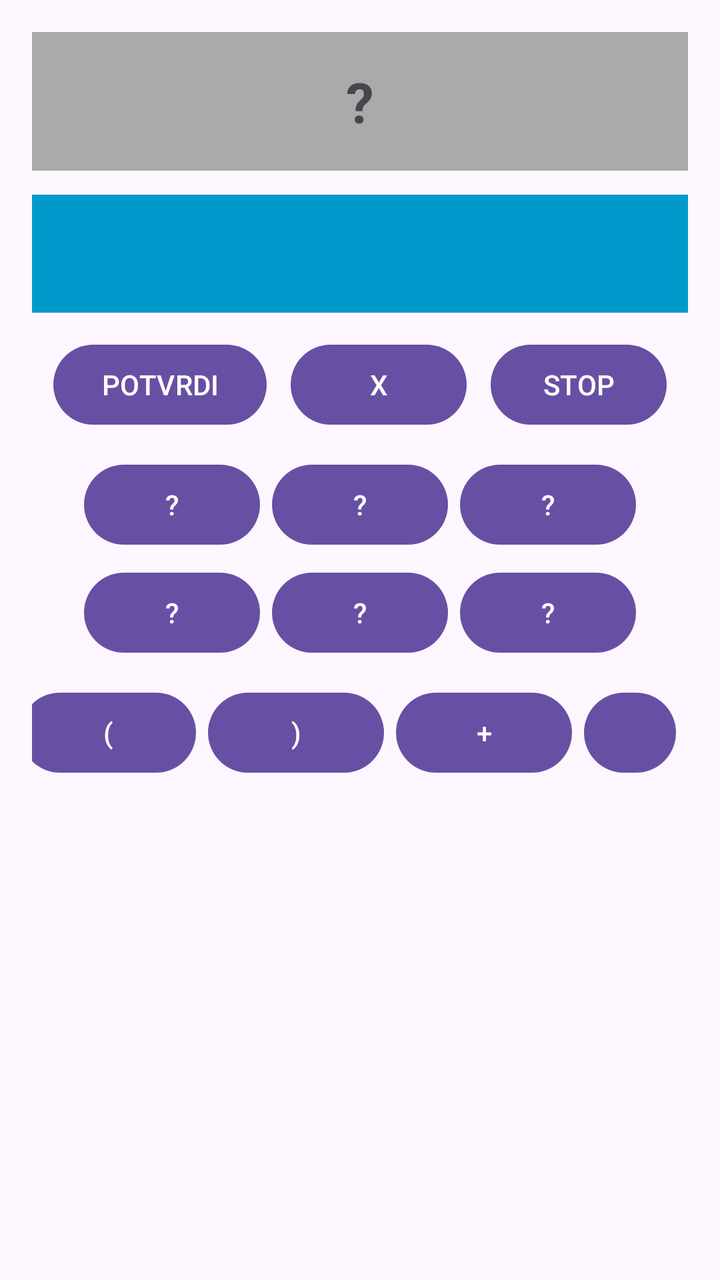
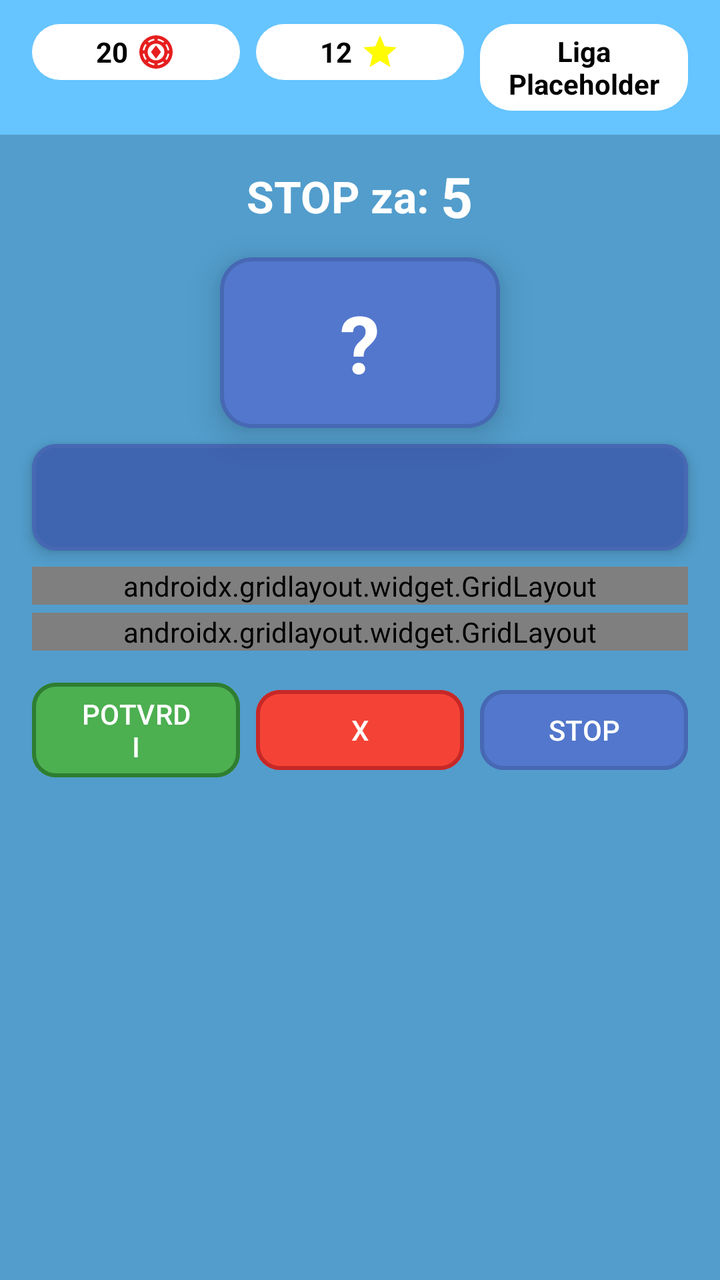

Two renders of the same Android screen: before a commit and after it. Below are the layout's source before the change and the commit's diff.
<!-- AndroidManifest.xml: application theme Theme.Slagalica -->
<!-- res/layout/activity_numbers_game.xml -->
<?xml version="1.0" encoding="utf-8"?>
<LinearLayout xmlns:android="http://schemas.android.com/apk/res/android"
    xmlns:app="http://schemas.android.com/apk/res-auto"
    android:id="@+id/numbers_game_root"
    android:layout_width="match_parent"
    android:layout_height="match_parent"
    android:orientation="vertical"
    android:padding="16dp">

    <TextView
        android:id="@+id/targetTextView"
        android:layout_width="match_parent"
        android:layout_height="wrap_content"
        android:padding="16dp"
        android:text="?"
        android:textSize="28sp"
        android:textStyle="bold"
        android:gravity="center"
        android:background="@android:color/darker_gray"
        android:layout_marginBottom="12dp"/>

    <TextView
        android:id="@+id/expressionTextView"
        android:layout_width="match_parent"
        android:layout_height="wrap_content"
        android:padding="16dp"
        android:text=""
        android:textSize="20sp"
        android:background="@android:color/holo_blue_dark"
        android:textColor="@android:color/white"
        android:layout_marginBottom="12dp" />

    <LinearLayout
        android:layout_width="match_parent"
        android:layout_height="wrap_content"
        android:orientation="horizontal"
        android:gravity="center"
        android:layout_marginBottom="12dp">

        <Button
            android:id="@+id/confirmButton"
            android:layout_width="wrap_content"
            android:layout_height="wrap_content"
            android:text="POTVRDI" />

        <Button
            android:id="@+id/clearButton"
            android:layout_width="wrap_content"
            android:layout_height="wrap_content"
            android:text="X"
            android:layout_marginStart="12dp" />

        <Button
            android:id="@+id/stopButton"
            android:layout_width="wrap_content"
            android:layout_height="wrap_content"
            android:text="STOP"
            android:layout_marginStart="12dp" />
    </LinearLayout>

    
    <LinearLayout
        android:layout_width="match_parent"
        android:layout_height="wrap_content"
        android:orientation="horizontal"
        android:gravity="center">

        <Button android:id="@+id/numButton1" style="@style/Widget.Material3.Button" android:layout_width="wrap_content" android:layout_height="wrap_content" android:text="?" />
        <Button android:id="@+id/numButton2" style="@style/Widget.Material3.Button" android:layout_width="wrap_content" android:layout_height="wrap_content" android:text="?" android:layout_marginStart="6dp"/>
        <Button android:id="@+id/numButton3" style="@style/Widget.Material3.Button" android:layout_width="wrap_content" android:layout_height="wrap_content" android:text="?" android:layout_marginStart="6dp"/>
    </LinearLayout>

    <LinearLayout
        android:layout_width="match_parent"
        android:layout_height="wrap_content"
        android:orientation="horizontal"
        android:gravity="center"
        android:layout_marginTop="6dp"
        android:layout_marginBottom="12dp">

        <Button android:id="@+id/numButton4" style="@style/Widget.Material3.Button" android:layout_width="wrap_content" android:layout_height="wrap_content" android:text="?" />
        <Button android:id="@+id/numButton5" style="@style/Widget.Material3.Button" android:layout_width="wrap_content" android:layout_height="wrap_content" android:text="?" android:layout_marginStart="6dp"/>
        <Button android:id="@+id/numButton6" style="@style/Widget.Material3.Button" android:layout_width="wrap_content" android:layout_height="wrap_content" android:text="?" android:layout_marginStart="6dp"/>
    </LinearLayout>

    
    <LinearLayout
        android:layout_width="match_parent"
        android:layout_height="wrap_content"
        android:orientation="horizontal"
        android:gravity="center">

        <Button android:id="@+id/btnOpen" android:layout_width="wrap_content" android:layout_height="wrap_content" android:text="(" />
        <Button android:id="@+id/btnClose" android:layout_width="wrap_content" android:layout_height="wrap_content" android:text=")" android:layout_marginStart="6dp"/>
        <Button android:id="@+id/btnPlus" android:layout_width="wrap_content" android:layout_height="wrap_content" android:text="+" android:layout_marginStart="6dp"/>
        <Button android:id="@+id/btnMinus" android:layout_width="wrap_content" android:layout_height="wrap_content" android:text="-" android:layout_marginStart="6dp"/>
        <Button android:id="@+id/btnMultiply" android:layout_width="wrap_content" android:layout_height="wrap_content" android:text="*" android:layout_marginStart="6dp"/>
        <Button android:id="@+id/btnDivide" android:layout_width="wrap_content" android:layout_height="wrap_content" android:text=":" android:layout_marginStart="6dp"/>
    </LinearLayout>
</LinearLayout>
<!-- resources referenced by this layout -->
<resources>
  <style name="Theme.Slagalica" parent="Base.Theme.Slagalica" />
  <style name="Base.Theme.Slagalica" parent="Theme.Material3.DayNight.NoActionBar">
          
          
      </style>
</resources>

<!-- the commit's change to res/layout/activity_numbers_game.xml (unified diff, before → after) -->
@@ -1,100 +1,433 @@
+<?xml version="1.0" encoding="utf-8"?>
+<androidx.constraintlayout.widget.ConstraintLayout
+    xmlns:android="http://schemas.android.com/apk/res/android"
+    xmlns:app="http://schemas.android.com/apk/res-auto"
+    android:id="@+id/main"
+    android:layout_width="match_parent"
+    android:layout_height="match_parent"
+    android:background="#529dcc">
+
+    <LinearLayout
+        android:layout_width="match_parent"
+        android:layout_height="match_parent"
+        android:orientation="vertical">
+
+        <include layout="@layout/top_bar" />
+
+        
+        <LinearLayout
+            android:id="@+id/stopTimerRow"
+            android:layout_width="match_parent"
+            android:layout_height="wrap_content"
+            android:orientation="horizontal"
+            android:gravity="center"
+            android:paddingTop="12dp"
+            android:paddingBottom="4dp">
+
+            <TextView
+                android:layout_width="wrap_content"
+                android:layout_height="wrap_content"
+                android:text="STOP za: "
+                android:textColor="@android:color/white"
+                android:textSize="22sp"
+                android:textStyle="bold" />
+
+            <TextView
+                android:id="@+id/stopTimerTextView"
+                android:layout_width="wrap_content"
+                android:layout_height="wrap_content"
+                android:text="5"
+                android:textColor="@android:color/white"
+                android:textSize="28sp"
+                android:textStyle="bold" />
+        </LinearLayout>
+
+        
+        <com.google.android.material.card.MaterialCardView
+            android:layout_width="wrap_content"
+            android:layout_height="wrap_content"
+            android:layout_gravity="center_horizontal"
+            android:layout_marginStart="16dp"
+            android:layout_marginEnd="16dp"
+            android:layout_marginTop="8dp"
+            android:layout_marginBottom="8dp"
+            app:cardCornerRadius="16dp"
+            app:cardElevation="10dp"
+            app:strokeColor="@color/button_default_border"
+            app:strokeWidth="2dp"
+            app:cardBackgroundColor="@color/button_default_color">
+
+            <TextView
+                android:id="@+id/targetTextView"
+                android:layout_width="wrap_content"
+                android:layout_height="wrap_content"
+                android:minWidth="140dp"
+                android:padding="16dp"
+                android:text="@string/question_mark"
+                android:textSize="40sp"
+                android:textStyle="bold"
+                android:gravity="center"
+                android:textColor="@color/white" />
+        </com.google.android.material.card.MaterialCardView>
+
+        
+        <com.google.android.material.card.MaterialCardView
+            android:layout_width="match_parent"
+            android:layout_height="wrap_content"
+            android:layout_marginStart="16dp"
+            android:layout_marginEnd="16dp"
+            android:layout_marginBottom="8dp"
+            app:cardCornerRadius="12dp"
+            app:cardElevation="4dp"
+            app:strokeColor="@color/button_default_border"
+            app:strokeWidth="2dp"
+            app:cardBackgroundColor="@color/button_selected_color">
+
+            <TextView
+                android:id="@+id/expressionTextView"
+                android:layout_width="match_parent"
+                android:layout_height="wrap_content"
+                android:minHeight="52dp"
+                android:padding="12dp"
+                android:text=""
+                android:textSize="22sp"
+                android:textColor="@color/white"
+                android:gravity="center_vertical" />
+        </com.google.android.material.card.MaterialCardView>
+
+        
+        <androidx.gridlayout.widget.GridLayout
+            android:layout_width="match_parent"
+            android:layout_height="wrap_content"
+            android:layout_marginStart="16dp"
+            android:layout_marginEnd="16dp"
+            android:layout_marginBottom="4dp"
+            app:columnCount="3"
+            app:rowCount="2"
+            app:alignmentMode="alignMargins"
+            app:useDefaultMargins="true">
+
+            <com.google.android.material.button.MaterialButton
+                android:id="@+id/numButton1"
+                android:layout_width="0dp"
+                android:layout_height="wrap_content"
+                app:layout_columnWeight="1"
+                android:minHeight="60dp"
+                app:cornerRadius="12dp"
+                android:elevation="8dp"
+                android:textColor="@color/white"
+                android:backgroundTint="@color/button_default_color"
+                app:strokeWidth="2dp"
+                app:strokeColor="@color/button_default_border"
+                android:text="@string/question_mark" />
+
+            <com.google.android.material.button.MaterialButton
+                android:id="@+id/numButton2"
+                android:layout_width="0dp"
+                android:layout_height="wrap_content"
+                app:layout_columnWeight="1"
+                android:minHeight="60dp"
+                app:cornerRadius="12dp"
+                android:elevation="8dp"
+                android:textColor="@color/white"
+                android:backgroundTint="@color/button_default_color"
+                app:strokeWidth="2dp"
+                app:strokeColor="@color/button_default_border"
+                android:text="@string/question_mark" />
+
+            <com.google.android.material.button.MaterialButton
+                android:id="@+id/numButton3"
+                android:layout_width="0dp"
+                android:layout_height="wrap_content"
+                app:layout_columnWeight="1"
+                android:minHeight="60dp"
+                app:cornerRadius="12dp"
+                android:elevation="8dp"
+                android:textColor="@color/white"
+                android:backgroundTint="@color/button_default_color"
+                app:strokeWidth="2dp"
+                app:strokeColor="@color/button_default_border"
+                android:text="@string/question_mark" />
+
+            <com.google.android.material.button.MaterialButton
+                android:id="@+id/numButton4"
+                android:layout_width="0dp"
+                android:layout_height="wrap_content"
+                app:layout_columnWeight="1"
+                android:minHeight="60dp"
+                app:cornerRadius="12dp"
+                android:elevation="8dp"
+                android:textColor="@color/white"
+                android:backgroundTint="@color/button_default_color"
+                app:strokeWidth="2dp"
+                app:strokeColor="@color/button_default_border"
+                android:text="@string/question_mark" />
+
+            <com.google.android.material.button.MaterialButton
+                android:id="@+id/numButton5"
+                android:layout_width="0dp"
+                android:layout_height="wrap_content"
+                app:layout_columnWeight="1"
+                android:minHeight="60dp"
+                app:cornerRadius="12dp"
+                android:elevation="8dp"
+                android:textColor="@color/white"
+                android:backgroundTint="@color/button_default_color"
+                app:strokeWidth="2dp"
+                app:strokeColor="@color/button_default_border"
+                android:text="@string/question_mark" />
+
+            <com.google.android.material.button.MaterialButton
+                android:id="@+id/numButton6"
+                android:layout_width="0dp"
+                android:layout_height="wrap_content"
+                app:layout_columnWeight="1"
+                android:minHeight="60dp"
+                app:cornerRadius="12dp"
+                android:elevation="8dp"
+                android:textColor="@color/white"
+                android:backgroundTint="@color/button_default_color"
+                app:strokeWidth="2dp"
+                app:strokeColor="@color/button_default_border"
+                android:text="@string/question_mark" />
+
+        </androidx.gridlayout.widget.GridLayout>
+
+        
+        <androidx.gridlayout.widget.GridLayout
+            android:layout_width="match_parent"
+            android:layout_height="wrap_content"
+            android:layout_marginStart="16dp"
+            android:layout_marginEnd="16dp"
+            android:layout_marginBottom="8dp"
+            app:columnCount="6"
+            app:rowCount="1"
+            app:alignmentMode="alignMargins"
+            app:useDefaultMargins="true">
+
+            <com.google.android.material.button.MaterialButton
+                android:id="@+id/btnOpen"
+                android:layout_width="0dp"
+                android:layout_height="wrap_content"
+                app:layout_columnWeight="1"
+                android:minHeight="52dp"
+                app:cornerRadius="12dp"
+                android:elevation="8dp"
+                android:textColor="@color/white"
+                android:backgroundTint="@color/button_selected_color"
+                app:strokeWidth="2dp"
+                app:strokeColor="@color/button_selected_border"
+                android:text="(" />
+
+            <com.google.android.material.button.MaterialButton
+                android:id="@+id/btnClose"
+                android:layout_width="0dp"
+                android:layout_height="wrap_content"
+                app:layout_columnWeight="1"
+                android:minHeight="52dp"
+                app:cornerRadius="12dp"
+                android:elevation="8dp"
+                android:textColor="@color/white"
+                android:backgroundTint="@color/button_selected_color"
+                app:strokeWidth="2dp"
+                app:strokeColor="@color/button_selected_border"
+                android:text=")" />
+
+            <com.google.android.material.button.MaterialButton
+                android:id="@+id/btnPlus"
+                android:layout_width="0dp"
+                android:layout_height="wrap_content"
+                app:layout_columnWeight="1"
+                android:minHeight="52dp"
+                app:cornerRadius="12dp"
+                android:elevation="8dp"
+                android:textColor="@color/white"
+                android:backgroundTint="@color/button_selected_color"
+                app:strokeWidth="2dp"
+                app:strokeColor="@color/button_selected_border"
+                android:text="+" />
+
+            <com.google.android.material.button.MaterialButton
+                android:id="@+id/btnMinus"
+                android:layout_width="0dp"
+                android:layout_height="wrap_content"
+                app:layout_columnWeight="1"
+                android:minHeight="52dp"
+                app:cornerRadius="12dp"
+                android:elevation="8dp"
+                android:textColor="@color/white"
+                android:backgroundTint="@color/button_selected_color"
+                app:strokeWidth="2dp"
+                app:strokeColor="@color/button_selected_border"
+                android:text="-" />
+
+            <com.google.android.material.button.MaterialButton
+                android:id="@+id/btnMultiply"
+                android:layout_width="0dp"
+                android:layout_height="wrap_content"
+                app:layout_columnWeight="1"
+                android:minHeight="52dp"
+                app:cornerRadius="12dp"
+                android:elevation="8dp"
+                android:textColor="@color/white"
+                android:backgroundTint="@color/button_selected_color"
+                app:strokeWidth="2dp"
+                app:strokeColor="@color/button_selected_border"
+                android:text="*" />
+
+            <com.google.android.material.button.MaterialButton
+                android:id="@+id/btnDivide"
+                android:layout_width="0dp"
+                android:layout_height="wrap_content"
+                app:layout_columnWeight="1"
+                android:minHeight="52dp"
+                app:cornerRadius="12dp"
+                android:elevation="8dp"
+                android:textColor="@color/white"
+                android:backgroundTint="@color/button_selected_color"
+                app:strokeWidth="2dp"
+                app:strokeColor="@color/button_selected_border"
+                android:text="÷" />
+
+        </androidx.gridlayout.widget.GridLayout>
+
+        
+        <LinearLayout
+            android:layout_width="match_parent"
+            android:layout_height="wrap_content"
+            android:orientation="horizontal"
+            android:gravity="center"
+            android:paddingStart="16dp"
+            android:paddingEnd="16dp"
+            android:paddingBottom="16dp"
+            android:paddingTop="4dp">
+
+            <com.google.android.material.button.MaterialButton
+                android:id="@+id/confirmButton"
+                android:layout_width="0dp"
+                android:layout_height="wrap_content"
+                android:layout_weight="1"
+                app:cornerRadius="12dp"
+                android:elevation="8dp"
+                android:textColor="@color/white"
+                android:backgroundTint="@color/correct_answer_color"
+                app:strokeWidth="2dp"
+                app:strokeColor="@color/correct_answer_border"
+                android:text="POTVRDI"
+                android:layout_marginEnd="4dp" />
+
+            <com.google.android.material.button.MaterialButton
+                android:id="@+id/clearButton"
+                android:layout_width="0dp"
+                android:layout_height="wrap_content"
+                android:layout_weight="1"
+                app:cornerRadius="12dp"
+                android:elevation="8dp"
+                android:textColor="@color/white"
+                android:backgroundTint="@color/wrong_answer_color"
+                app:strokeWidth="2dp"
+                app:strokeColor="@color/wrong_answer_border"
+                android:text="X"
+                android:layout_marginStart="4dp"
+                android:layout_marginEnd="4dp" />
+
+            <com.google.android.material.button.MaterialButton
+                android:id="@+id/stopButton"
+                android:layout_width="0dp"
+                android:layout_height="wrap_content"
+                android:layout_weight="1"
+                app:cornerRadius="12dp"
+                android:elevation="8dp"
+                android:textColor="@color/white"
+                android:backgroundTint="@color/button_default_color"
+                app:strokeWidth="2dp"
+                app:strokeColor="@color/button_default_border"
+                android:text="STOP"
+                android:layout_marginStart="4dp" />
+
+        </LinearLayout>
+
+    </LinearLayout>
+
+</androidx.constraintlayout.widget.ConstraintLayout>
+<!-- res/layout/top_bar.xml (included above) -->
 <?xml version="1.0" encoding="utf-8"?>
 <LinearLayout xmlns:android="http://schemas.android.com/apk/res/android"
-    xmlns:app="http://schemas.android.com/apk/res-auto"
-    android:id="@+id/numbers_game_root"
     android:layout_width="match_parent"
-    android:layout_height="match_parent"
-    android:orientation="vertical"
-    android:padding="16dp">
-
-    <TextView
-        android:id="@+id/targetTextView"
-        android:layout_width="match_parent"
+    android:layout_height="wrap_content"
+    android:orientation="horizontal"
+    android:padding="12dp"
+    android:background="#66C4FF">
+
+    <LinearLayout
+        android:layout_width="0dp"
         android:layout_height="wrap_content"
-        android:padding="16dp"
-        android:text="?"
-        android:textSize="28sp"
-        android:textStyle="bold"
-        android:gravity="center"
-        android:background="@android:color/darker_gray"
-        android:layout_marginBottom="12dp"/>
-
-    <TextView
-        android:id="@+id/expressionTextView"
-        android:layout_width="match_parent"
-        android:layout_height="wrap_content"
-        android:padding="16dp"
-        android:text=""
-        android:textSize="20sp"
-        android:background="@android:color/holo_blue_dark"
-        android:textColor="@android:color/white"
-        android:layout_marginBottom="12dp" />
-
-    <LinearLayout
-        android:layout_width="match_parent"
-        android:layout_height="wrap_content"
+        android:layout_weight="1"
         android:orientation="horizontal"
         android:gravity="center"
-        android:layout_marginBottom="12dp">
-
-        <Button
-            android:id="@+id/confirmButton"
+        android:padding="4dp"
+        android:layout_marginStart="4dp"
+        android:layout_marginEnd="4dp"
+        android:background="@drawable/rounded_white">
+
+        <TextView
             android:layout_width="wrap_content"
             android:layout_height="wrap_content"
-            android:text="POTVRDI" />
-
-        <Button
-            android:id="@+id/clearButton"
-            android:layout_width="wrap_content"
-            android:layout_height="wrap_content"
-            android:text="X"
-            android:layout_marginStart="12dp" />
-
-        <Button
-            android:id="@+id/stopButton"
-            android:layout_width="wrap_content"
-            android:layout_height="wrap_content"
-            android:text="STOP"
-            android:layout_marginStart="12dp" />
+            android:text="20"
+            android:textColor="#000000"
+            android:textStyle="bold"
+            android:layout_marginEnd="4dp" />
+
+        <ImageView
+            android:layout_width="20dp"
+            android:layout_height="20dp"
+            android:src="@drawable/ic_token"
+            android:contentDescription="Tokeni" />
     </LinearLayout>
 
-    
     <LinearLayout
-        android:layout_width="match_parent"
+        android:layout_width="0dp"
         android:layout_height="wrap_content"
-        android:orientation="horizontal"
-        android:gravity="center">
-
-        <Button android:id="@+id/numButton1" style="@style/Widget.Material3.Button" android:layout_width="wrap_content" android:layout_height="wrap_content" android:text="?" />
-        <Button android:id="@+id/numButton2" style="@style/Widget.Material3.Button" android:layout_width="wrap_content" android:layout_height="wrap_content" android:text="?" android:layout_marginStart="6dp"/>
-        <Button android:id="@+id/numButton3" style="@style/Widget.Material3.Button" android:layout_width="wrap_content" android:layout_height="wrap_content" android:text="?" android:layout_marginStart="6dp"/>
-    </LinearLayout>
-
-    <LinearLayout
-        android:layout_width="match_parent"
-        android:layout_height="wrap_content"
+        android:layout_weight="1"
         android:orientation="horizontal"
         android:gravity="center"
-        android:layout_marginTop="6dp"
-        android:layout_marginBottom="12dp">
-
-        <Button android:id="@+id/numButton4" style="@style/Widget.Material3.Button" android:layout_width="wrap_content" android:layout_height="wrap_content" android:text="?" />
-        <Button android:id="@+id/numButton5" style="@style/Widget.Material3.Button" android:layout_width="wrap_content" android:layout_height="wrap_content" android:text="?" android:layout_marginStart="6dp"/>
-        <Button android:id="@+id/numButton6" style="@style/Widget.Material3.Button" android:layout_width="wrap_content" android:layout_height="wrap_content" android:text="?" android:layout_marginStart="6dp"/>
+        android:padding="4dp"
+        android:layout_marginStart="4dp"
+        android:layout_marginEnd="4dp"
+        android:background="@drawable/rounded_white">
+
+        <TextView
+            android:layout_width="wrap_content"
+            android:layout_height="wrap_content"
+            android:text="12"
+            android:textColor="#000000"
+            android:textStyle="bold"
+            android:layout_marginEnd="4dp" />
+
+        <ImageView
+            android:layout_width="20dp"
+            android:layout_height="20dp"
+            android:src="@drawable/ic_star"
+            android:contentDescription="Zvezde" />
     </LinearLayout>
 
-    
     <LinearLayout
-        android:layout_width="match_parent"
+        android:layout_width="0dp"
         android:layout_height="wrap_content"
+        android:layout_weight="1"
         android:orientation="horizontal"
-        android:gravity="center">
-
-        <Button android:id="@+id/btnOpen" android:layout_width="wrap_content" android:layout_height="wrap_content" android:text="(" />
-        <Button android:id="@+id/btnClose" android:layout_width="wrap_content" android:layout_height="wrap_content" android:text=")" android:layout_marginStart="6dp"/>
-        <Button android:id="@+id/btnPlus" android:layout_width="wrap_content" android:layout_height="wrap_content" android:text="+" android:layout_marginStart="6dp"/>
-        <Button android:id="@+id/btnMinus" android:layout_width="wrap_content" android:layout_height="wrap_content" android:text="-" android:layout_marginStart="6dp"/>
-        <Button android:id="@+id/btnMultiply" android:layout_width="wrap_content" android:layout_height="wrap_content" android:text="*" android:layout_marginStart="6dp"/>
-        <Button android:id="@+id/btnDivide" android:layout_width="wrap_content" android:layout_height="wrap_content" android:text=":" android:layout_marginStart="6dp"/>
+        android:gravity="center"
+        android:padding="4dp"
+        android:layout_marginStart="4dp"
+        android:layout_marginEnd="4dp"
+        android:background="@drawable/rounded_white">
+
+        <TextView
+            android:layout_width="wrap_content"
+            android:layout_height="wrap_content"
+            android:text="Liga Placeholder"
+            android:textColor="#000000"
+            android:textStyle="bold"
+            android:gravity="center" />
     </LinearLayout>
 </LinearLayout>
<!-- resource entries referenced after the edit -->
@@ -1,5 +1,38 @@
 <!-- resources referenced by this layout -->
 <resources>
+  <color name="button_default_border">#4768B3</color>
+  <color name="button_default_color">#5277CC</color>
+  <color name="button_selected_border">#2F4F8C</color>
+  <color name="button_selected_color">#3F64B0</color>
+  <color name="correct_answer_border">#2E7D32</color>
+  <color name="correct_answer_color">#4CAF50</color>
+  <color name="white">#FFFFFFFF</color>
+  <color name="wrong_answer_border">#C62828</color>
+  <color name="wrong_answer_color">#F44336</color>
+  <!-- drawable ic_star (drawable) -->
+  <vector xmlns:android="http://schemas.android.com/apk/res/android" android:height="24dp" android:tint="#FFFB00" android:viewportHeight="24" android:viewportWidth="24" android:width="24dp">
+        
+      <path android:fillColor="@android:color/white" android:pathData="M12,17.27L18.18,21l-1.64,-7.03L22,9.24l-7.19,-0.61L12,2 9.19,8.63 2,9.24l5.46,4.73L5.82,21z"/>
+      
+  </vector>
+  <!-- drawable ic_token (drawable) -->
+  <vector xmlns:android="http://schemas.android.com/apk/res/android"
+      android:width="24dp"
+      android:height="24dp"
+      android:viewportWidth="960"
+      android:viewportHeight="960">
+    <path
+        android:pathData="M480,880q-83,0 -156,-31.5T197,763q-54,-54 -85.5,-127T80,480q0,-83 31.5,-156T197,197q54,-54 127,-85.5T480,80q83,0 156,31.5T763,197q54,54 85.5,127T880,480q0,83 -31.5,156T763,763q-54,54 -127,85.5T480,880ZM440,797v-40q-35,-5 -67.5,-19T312,704l-28,29q33,26 72.5,42.5T440,797ZM520,797q44,-5 83.5,-21.5T676,733l-28,-29q-28,20 -60.5,34T520,757v40ZM480,680q83,0 141.5,-58.5T680,480q0,-83 -58.5,-141.5T480,280q-83,0 -141.5,58.5T280,480q0,83 58.5,141.5T480,680ZM733,676q26,-33 42.5,-72.5T797,520h-40q-5,35 -19,67.5T704,648l29,28ZM227,676 L256,647q-20,-28 -34,-60t-19,-67h-40q5,44 21.5,83.5T227,676ZM480,640L360,480l120,-160 120,160 -120,160ZM163,440h40q5,-35 19,-67t34,-60l-29,-29q-26,33 -42.5,72.5T163,440ZM757,440h40q-5,-44 -22,-83.5T732,284l-28,28q20,28 34,60.5t19,67.5ZM313,256q28,-20 60,-34t67,-19v-40q-44,5 -83.5,21.5T284,227l29,29ZM648,256 L676,228q-33,-26 -72.5,-43T520,163v40q35,5 67.5,19t60.5,34Z"
+        android:fillColor="#e61e1e"/>
+  </vector>
+  <!-- drawable rounded_white (drawable) -->
+  <?xml version="1.0" encoding="utf-8"?>
+  <shape xmlns:android="http://schemas.android.com/apk/res/android"
+      android:shape="rectangle">
+      <solid android:color="@android:color/white" />
+      <corners android:radius="16dp" />
+  </shape>
+  <string name="question_mark">?</string>
   <style name="Theme.Slagalica" parent="Base.Theme.Slagalica" />
   <style name="Base.Theme.Slagalica" parent="Theme.Material3.DayNight.NoActionBar">
           
